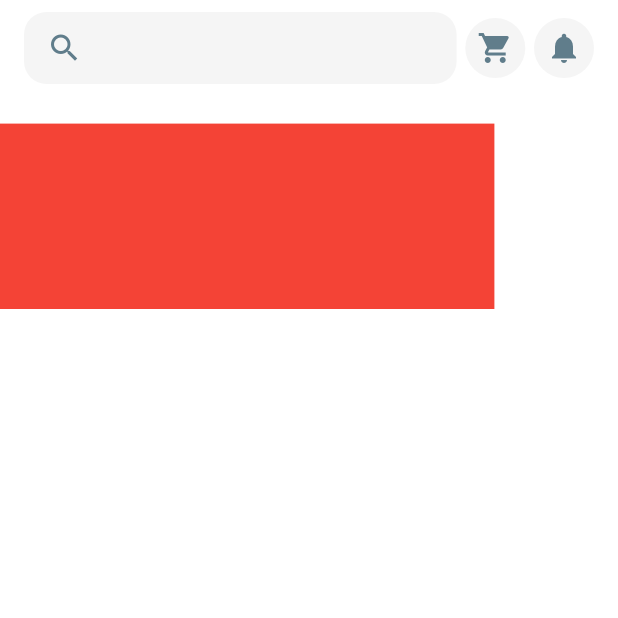
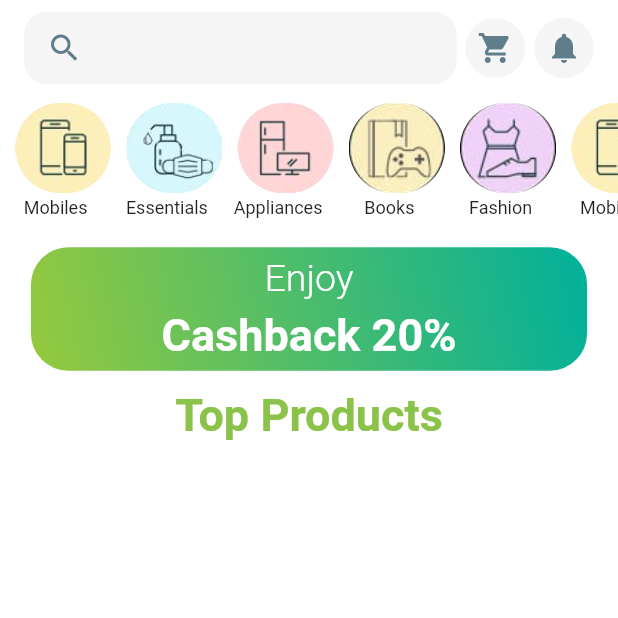
Before and after one commit to osama-abdelrassoul/prototype_flutter, a Flutter app: the screen it shows after launch, on a phone screen of 412 x 824 dp, the top half of it. Run offline on Flutter 3.47's test engine with Material 2 defaults, Android fonts, the phone set to English and light mode, and no system bars.

Commit message:
prototype_flutter

```diff
--- a/lib/constants.dart
+++ b/lib/constants.dart
@@ -5,3 +5,30 @@ double screenHeight =
 
 double screenWidth =
     MediaQueryData.fromWindow(WidgetsBinding.instance.window).size.width;
+
+const List<Map<String, String>> categoryImages = [
+  {
+    'title': 'Mobiles',
+    'image': 'assets/images/mobiles.jpeg',
+  },
+  {
+    'title': 'Essentials',
+    'image': 'assets/images/essentials.jpeg',
+  },
+  {
+    'title': 'Appliances',
+    'image': 'assets/images/appliances.jpeg',
+  },
+  {
+    'title': 'Books',
+    'image': 'assets/images/books.jpeg',
+  },
+  {
+    'title': 'Fashion',
+    'image': 'assets/images/fashion.jpeg',
+  },
+  {
+    'title': 'Mobiles',
+    'image': 'assets/images/mobiles.jpeg',
+  },
+];
--- a/lib/screens/home_page.dart
+++ b/lib/screens/home_page.dart
@@ -1,7 +1,6 @@
-import 'dart:developer';
-
 import 'package:flutter/material.dart';
 import 'package:prototype_flutter/constants.dart';
+import 'package:prototype_flutter/widgets/top_categories.dart';
 
 class HomePage extends StatelessWidget {
   const HomePage({super.key});
@@ -62,12 +61,53 @@ class HomePage extends StatelessWidget {
         child: Column(
           children: [
             SizedBox(
-              height: screenHeight * 0.03,
+              height: screenHeight * 0.01,
+            ),
+            const TopCategories(),
+            SizedBox(
+              height: screenHeight * 0.02,
             ),
             Container(
-              color: Colors.red,
-              width: screenWidth * 0.8,
-              height: screenHeight * 0.15,
+              decoration: BoxDecoration(
+                gradient: const LinearGradient(
+                  begin: Alignment.topRight,
+                  end: Alignment.bottomLeft,
+                  colors: [
+                    Color(0xFF00b09b),
+                    Color(0xFF96c93d),
+                  ],
+                ),
+                borderRadius: BorderRadius.circular(25),
+              ),
+              width: screenWidth * 0.9,
+              height: screenHeight * 0.1,
+              child: Column(
+                mainAxisAlignment: MainAxisAlignment.spaceEvenly,
+                children: const [
+                  Text('Enjoy',
+                      style: TextStyle(
+                          fontSize: 25,
+                          fontWeight: FontWeight.w300,
+                          color: Colors.white)),
+                  Text(
+                    'Cashback 20%',
+                    style: TextStyle(
+                        fontSize: 30,
+                        fontWeight: FontWeight.bold,
+                        color: Colors.white),
+                  )
+                ],
+              ),
+            ),
+            SizedBox(
+              height: screenHeight * 0.015,
+            ),
+            const Text(
+              "Top Products",
+              style: TextStyle(
+                  fontSize: 30,
+                  fontWeight: FontWeight.bold,
+                  color: Colors.lightGreen),
             )
           ],
         ),
--- /dev/null
+++ b/lib/widgets/top_categories.dart
@@ -0,0 +1,42 @@
+import 'package:flutter/material.dart';
+import 'package:prototype_flutter/constants.dart';
+
+class TopCategories extends StatelessWidget {
+  const TopCategories({Key? key}) : super(key: key);
+
+  @override
+  Widget build(BuildContext context) {
+    return SizedBox(
+      height: screenHeight * 0.1,
+      child: ListView.builder(
+          scrollDirection: Axis.horizontal,
+          itemCount: categoryImages.length,
+          itemBuilder: ((context, index) {
+            return Column(
+              mainAxisAlignment: MainAxisAlignment.spaceEvenly,
+              children: [
+                Container(
+                  width: screenWidth * 0.18,
+                  height: screenHeight * 0.073,
+                  padding: const EdgeInsets.only(left: 10),
+                  child: Flexible(
+                    child: ClipRRect(
+                      borderRadius: BorderRadius.circular(screenHeight * 0.055),
+                      child: Image.asset(
+                        categoryImages[index]['image']!,
+                        fit: BoxFit.cover,
+                      ),
+                    ),
+                  ),
+                ),
+                Text(
+                  categoryImages[index]['title']!,
+                  style: const TextStyle(
+                      fontSize: 12, fontWeight: FontWeight.w400),
+                )
+              ],
+            );
+          })),
+    );
+  }
+}
--- a/pubspec.yaml
+++ b/pubspec.yaml
@@ -60,9 +60,9 @@ flutter:
   uses-material-design: true
 
   # To add assets to your application, add an assets section, like this:
-  # assets:
-  #   - images/a_dot_burr.jpeg
-  #   - images/a_dot_ham.jpeg
+  assets:
+   - assets/images/
+
 
   # An image asset can refer to one or more resolution-specific "variants", see
   # https://flutter.dev/assets-and-images/#resolution-aware
```
Also changed, not shown: assets/images/appliances.jpeg (added), assets/images/books.jpeg (added), assets/images/electronics.jpeg (added), assets/images/essentials.jpeg (added), assets/images/fashion.jpeg (added), assets/images/mobiles.jpeg (added).
